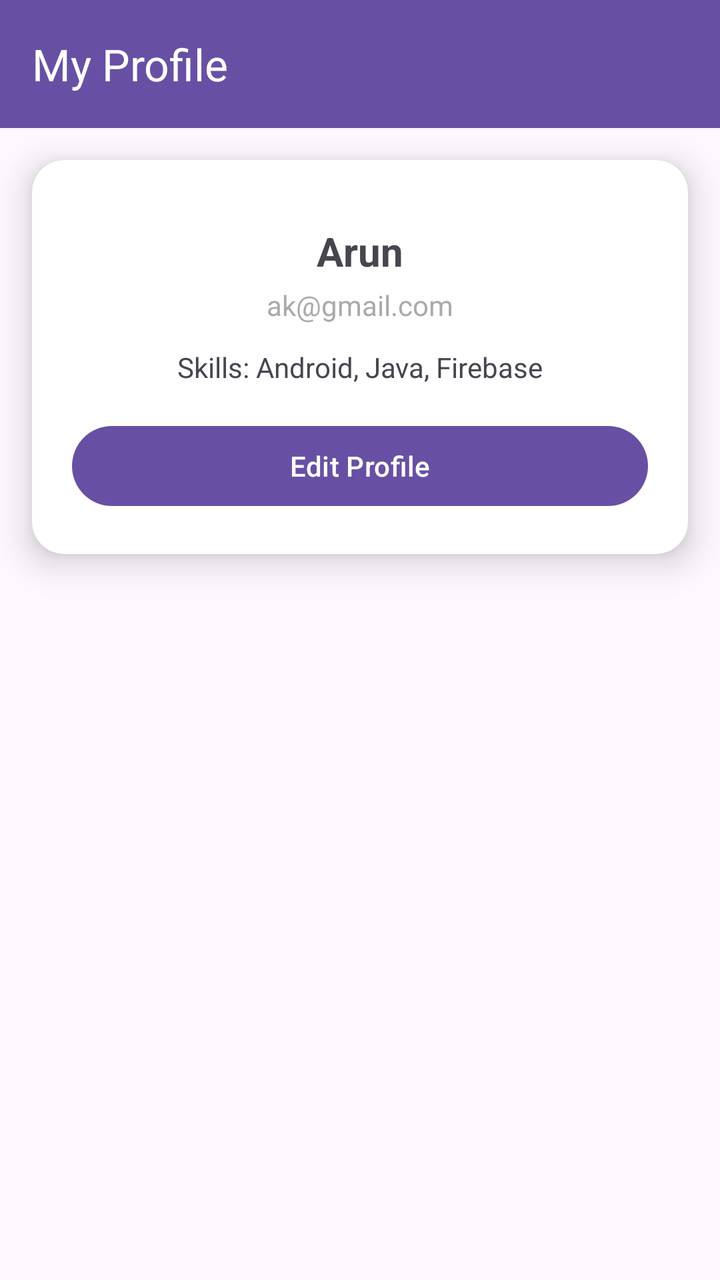
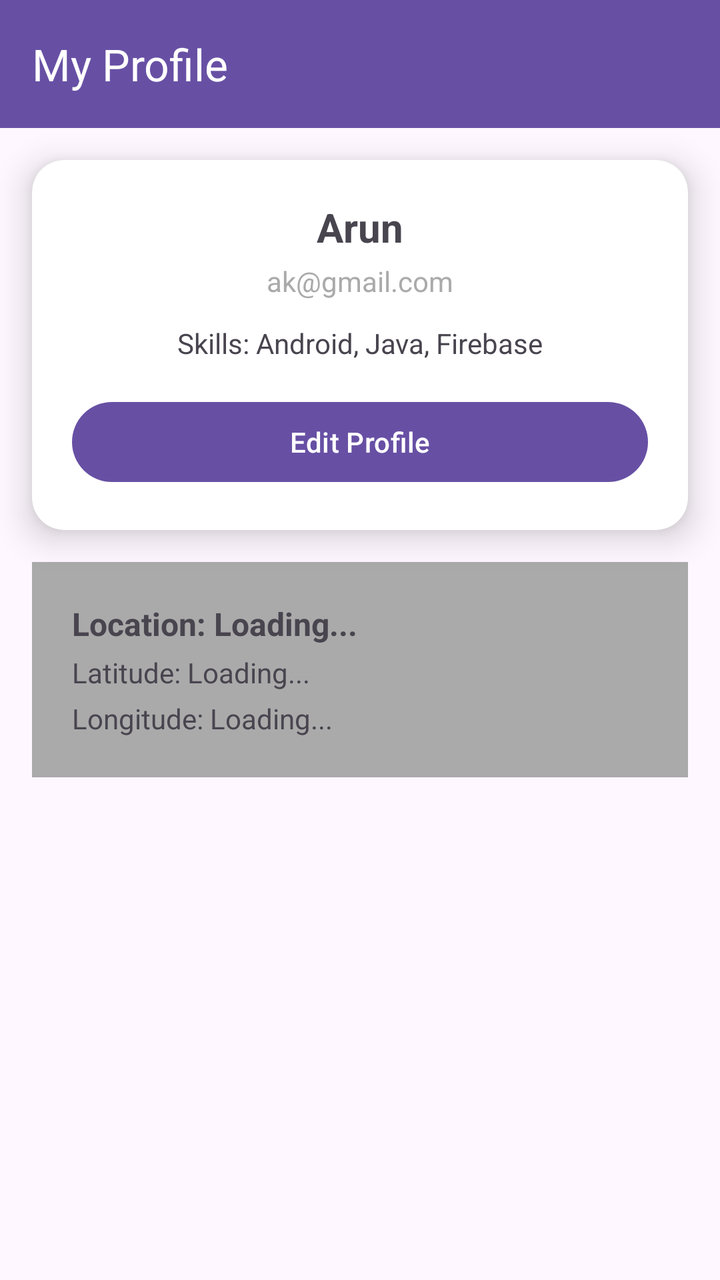

Screens rendered from an Android XML layout before and after an edit, with the pre-edit source and the edit as a unified diff.
<!-- AndroidManifest.xml: application theme Theme.Freelancer -->
<!-- res/layout/activity_profile.xml -->
<?xml version="1.0" encoding="utf-8"?>
<androidx.constraintlayout.widget.ConstraintLayout
    xmlns:android="http://schemas.android.com/apk/res/android"
    xmlns:app="http://schemas.android.com/apk/res-auto"
    xmlns:tools="http://schemas.android.com/tools"
    android:layout_width="match_parent"
    android:layout_height="match_parent"
    tools:context=".ProfileActivity">

    
    <androidx.appcompat.widget.Toolbar
        android:id="@+id/toolbarProfile"
        android:layout_width="0dp"
        android:layout_height="?attr/actionBarSize"
        android:background="?attr/colorPrimary"
        app:title="My Profile"
        app:titleTextColor="@android:color/white"
        app:layout_constraintTop_toTopOf="parent"
        app:layout_constraintStart_toStartOf="parent"
        app:layout_constraintEnd_toEndOf="parent" />

    
    <androidx.cardview.widget.CardView
        android:id="@+id/profileCard"
        android:layout_width="0dp"
        android:layout_height="wrap_content"
        android:layout_margin="16dp"
        app:cardCornerRadius="16dp"
        app:cardElevation="10dp"
        app:layout_constraintTop_toBottomOf="@id/toolbarProfile"
        app:layout_constraintStart_toStartOf="parent"
        app:layout_constraintEnd_toEndOf="parent">

        <LinearLayout
            android:layout_width="match_parent"
            android:layout_height="wrap_content"
            android:orientation="vertical"
            android:gravity="center"
            android:padding="20dp">


            
            <TextView
                android:id="@+id/tvName"
                android:layout_width="wrap_content"
                android:layout_height="wrap_content"
                android:layout_marginTop="12dp"
                android:text="Arun"
                android:textSize="20sp"
                android:textStyle="bold" />

            
            <TextView
                android:id="@+id/tvEmail"
                android:layout_width="wrap_content"
                android:layout_height="wrap_content"
                android:layout_marginTop="4dp"
                android:text="ak@gmail.com"
                android:textSize="14sp"
                android:textColor="@android:color/darker_gray" />

            
            <TextView
                android:id="@+id/tvSkills"
                android:layout_width="wrap_content"
                android:layout_height="wrap_content"
                android:layout_marginTop="12dp"
                android:text="Skills: Android, Java, Firebase"
                android:textSize="14sp" />

            
            <Button
                android:id="@+id/btnEditProfile"
                android:layout_width="match_parent"
                android:layout_height="wrap_content"
                android:layout_marginTop="16dp"
                android:text="Edit Profile" />



        </LinearLayout>

    </androidx.cardview.widget.CardView>

</androidx.constraintlayout.widget.ConstraintLayout>
<!-- resources referenced by this layout -->
<resources>
  <style name="Theme.Freelancer" parent="Base.Theme.Freelancer" />
  <style name="Base.Theme.Freelancer" parent="Theme.Material3.DayNight.NoActionBar">
          
          
      </style>
</resources>

<!-- the commit's change to res/layout/activity_profile.xml (unified diff, before → after) -->
@@ -5,7 +5,7 @@
     xmlns:tools="http://schemas.android.com/tools"
     android:layout_width="match_parent"
     android:layout_height="match_parent"
-    tools:context=".ProfileActivity">
+    tools:context=".Profile">
 
     
     <androidx.appcompat.widget.Toolbar
@@ -38,18 +38,14 @@
             android:gravity="center"
             android:padding="20dp">
 
-
-            
             <TextView
                 android:id="@+id/tvName"
                 android:layout_width="wrap_content"
                 android:layout_height="wrap_content"
-                android:layout_marginTop="12dp"
                 android:text="Arun"
                 android:textSize="20sp"
                 android:textStyle="bold" />
 
-            
             <TextView
                 android:id="@+id/tvEmail"
                 android:layout_width="wrap_content"
@@ -59,7 +55,6 @@
                 android:textSize="14sp"
                 android:textColor="@android:color/darker_gray" />
 
-            
             <TextView
                 android:id="@+id/tvSkills"
                 android:layout_width="wrap_content"
@@ -68,7 +63,6 @@
                 android:text="Skills: Android, Java, Firebase"
                 android:textSize="14sp" />
 
-            
             <Button
                 android:id="@+id/btnEditProfile"
                 android:layout_width="match_parent"
@@ -76,10 +70,45 @@
                 android:layout_marginTop="16dp"
                 android:text="Edit Profile" />
 
-
-
         </LinearLayout>
 
     </androidx.cardview.widget.CardView>
 
+    
+    <LinearLayout
+        android:id="@+id/locationCard"
+        android:layout_width="0dp"
+        android:layout_height="wrap_content"
+        android:orientation="vertical"
+        android:layout_margin="16dp"
+        android:padding="20dp"
+        android:background="@android:color/darker_gray"
+        app:layout_constraintTop_toBottomOf="@id/profileCard"
+        app:layout_constraintStart_toStartOf="parent"
+        app:layout_constraintEnd_toEndOf="parent">
+
+        <TextView
+            android:id="@+id/tvLocationName"
+            android:layout_width="wrap_content"
+            android:layout_height="wrap_content"
+            android:text="Location: Loading..."
+            android:textSize="16sp"
+            android:textStyle="bold" />
+
+        <TextView
+            android:id="@+id/tvLatitude"
+            android:layout_width="wrap_content"
+            android:layout_height="wrap_content"
+            android:text="Latitude: Loading..."
+            android:layout_marginTop="4dp" />
+
+        <TextView
+            android:id="@+id/tvLongitude"
+            android:layout_width="wrap_content"
+            android:layout_height="wrap_content"
+            android:text="Longitude: Loading..."
+            android:layout_marginTop="4dp" />
+
+    </LinearLayout>
+
 </androidx.constraintlayout.widget.ConstraintLayout>
